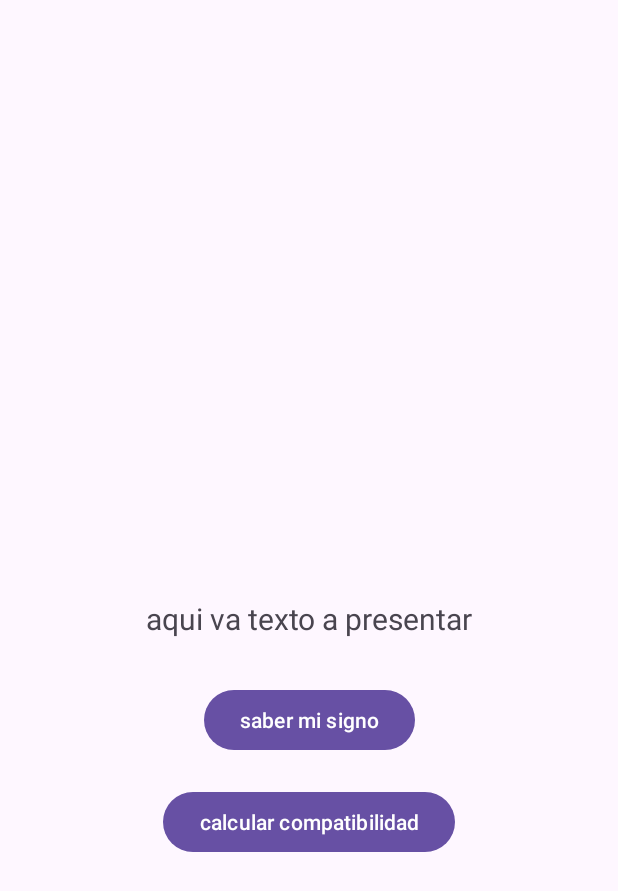
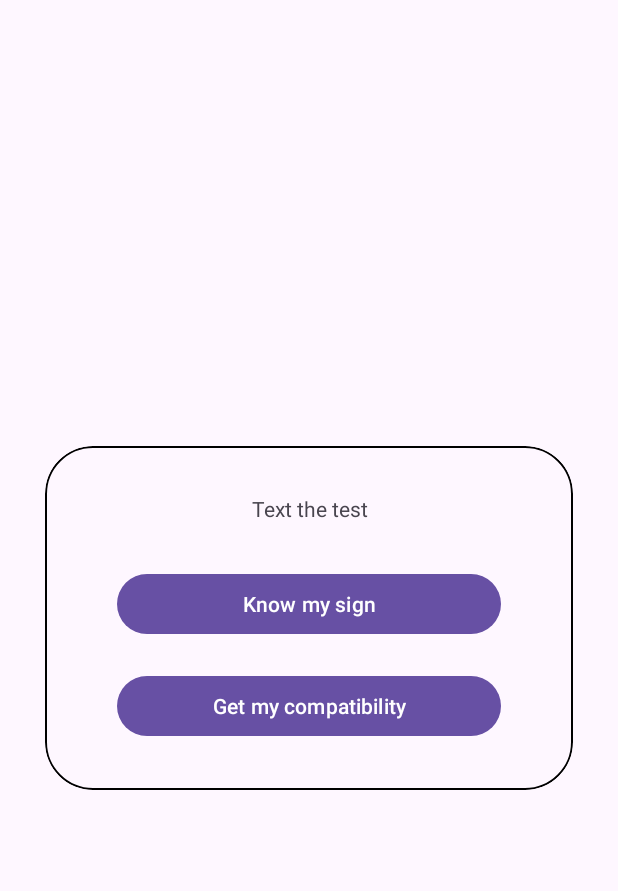
Before and after one commit to alvarocotes/zodiacal, an Android app: the layout activity_menu.xml on its own in the app's theme, with its tools: preview values and no code run, on a phone screen of 412 x 824 dp. Shown: the top 891 px of the screen. Run offline under Robolectric (Android 15) with nearby library versions, the phone set to English and light mode, and no system bars.

Commit message:
se implementa mejores objetos de vista

```diff
--- a/app/src/main/res/layout/activity_get_my_sign.xml
+++ b/app/src/main/res/layout/activity_get_my_sign.xml
@@ -24,8 +24,8 @@
 
         <androidx.constraintlayout.widget.ConstraintLayout
             android:layout_width="match_parent"
-            android:padding="32dp"
-            android:layout_height="match_parent">
+            android:layout_height="match_parent"
+            android:padding="32dp">
 
             <com.google.android.material.textview.MaterialTextView
                 android:id="@+id/txt_msg_input_your_birth"
@@ -51,10 +51,10 @@
 
                 <com.google.android.material.textfield.TextInputEditText
                     android:id="@+id/edt_day"
-                    android:inputType="number"
                     android:layout_width="match_parent"
                     android:layout_height="wrap_content"
-                    android:hint="@string/txt_hint_day" />
+                    android:hint="@string/txt_hint_day"
+                    android:inputType="number" />
 
             </com.google.android.material.textfield.TextInputLayout>
 
@@ -64,7 +64,6 @@
                 android:layout_width="0dp"
                 android:layout_height="wrap_content"
                 android:layout_marginEnd="16dp"
-                app:boxStrokeColor="@color/black"
                 app:layout_constraintBottom_toBottomOf="@+id/inp_lyt_day"
                 app:layout_constraintEnd_toStartOf="@+id/inp_lyt_year"
                 app:layout_constraintStart_toEndOf="@+id/inp_lyt_day"
@@ -72,10 +71,10 @@
 
                 <com.google.android.material.textfield.TextInputEditText
                     android:id="@+id/edt_month"
-                    android:inputType="number"
                     android:layout_width="match_parent"
                     android:layout_height="wrap_content"
-                    android:hint="@string/txt_hint_month" />
+                    android:hint="@string/txt_hint_month"
+                    android:inputType="number" />
 
             </com.google.android.material.textfield.TextInputLayout>
 
@@ -92,10 +91,10 @@
 
                 <com.google.android.material.textfield.TextInputEditText
                     android:id="@+id/edt_year"
-                    android:inputType="number"
                     android:layout_width="match_parent"
                     android:layout_height="wrap_content"
-                    android:hint="@string/txt_hint_year" />
+                    android:hint="@string/txt_hint_year"
+                    android:inputType="number" />
 
             </com.google.android.material.textfield.TextInputLayout>
 
--- a/app/src/main/res/layout/activity_menu.xml
+++ b/app/src/main/res/layout/activity_menu.xml
@@ -8,40 +8,65 @@
     tools:context=".view.menu.MenuActivity"
     >
 
-
-    <TextView
-        android:id="@+id/txt_greeting"
-        android:layout_width="wrap_content"
+    <com.google.android.material.card.MaterialCardView
+        android:layout_width="0dp"
         android:layout_height="wrap_content"
-        tools:text="aqui va texto a presentar"
-        android:textSize="20sp"
         app:layout_constraintBottom_toBottomOf="parent"
         app:layout_constraintEnd_toEndOf="parent"
         app:layout_constraintStart_toStartOf="parent"
-        app:layout_constraintTop_toTopOf="parent" />
+        android:layout_marginHorizontal="30dp"
+        app:layout_constraintTop_toTopOf="parent"
+        app:cardCornerRadius="32dp"
+        app:strokeColor="@color/black"
+        app:strokeWidth="1dp"
 
-    <Button
-        android:id="@+id/btn_Get_My_Sign"
-        android:layout_width="wrap_content"
-        android:layout_height="wrap_content"
-        android:text="saber mi signo"
-        android:layout_marginTop="30dp"
-        app:layout_constraintEnd_toEndOf="parent"
-        app:layout_constraintStart_toStartOf="parent"
-        app:layout_constraintTop_toBottomOf="@+id/txt_greeting"
-        />
-
-    <Button
-        android:id="@+id/btn_Compatibility"
-        android:layout_width="wrap_content"
-        android:layout_height="wrap_content"
-        android:text="calcular compatibilidad"
-        android:layout_marginTop="20dp"
-        app:layout_constraintEnd_toEndOf="parent"
-        app:layout_constraintStart_toStartOf="parent"
-        app:layout_constraintTop_toBottomOf="@+id/btn_Get_My_Sign" />
+        >
 
 
 
+        <androidx.constraintlayout.widget.ConstraintLayout
+            android:layout_width="match_parent"
+            android:layout_height="match_parent"
+            android:padding="32dp">
+
+            <com.google.android.material.textview.MaterialTextView
+                android:id="@+id/txt_greeting"
+                android:layout_width="0dp"
+                android:layout_height="wrap_content"
+                app:layout_constraintEnd_toEndOf="parent"
+                app:layout_constraintStart_toStartOf="parent"
+                tools:text="Text the test"
+                android:textAlignment="center"
+                app:layout_constraintTop_toTopOf="parent"/>
+
+
+
+        <com.google.android.material.button.MaterialButton
+            android:id="@+id/btn_Get_My_Sign"
+            android:layout_width="0dp"
+            android:layout_height="wrap_content"
+            android:layout_marginTop="30dp"
+            android:layout_marginHorizontal="16dp"
+            android:text="@string/txt_btn_know_my_sign"
+            app:layout_constraintEnd_toEndOf="@+id/txt_greeting"
+            app:layout_constraintStart_toStartOf="@+id/txt_greeting"
+            app:layout_constraintTop_toBottomOf="@+id/txt_greeting"/>
+
+
+            <com.google.android.material.button.MaterialButton
+                android:id="@+id/btn_Compatibility"
+                android:layout_width="0dp"
+                android:layout_height="wrap_content"
+                android:layout_marginTop="20dp"
+                android:text="@string/txt_btn_compatibility"
+                app:layout_constraintBottom_toBottomOf="parent"
+                app:layout_constraintEnd_toEndOf="@+id/btn_Get_My_Sign"
+                app:layout_constraintStart_toStartOf="@+id/btn_Get_My_Sign"
+                app:layout_constraintTop_toBottomOf="@+id/btn_Get_My_Sign" />
+
+        </androidx.constraintlayout.widget.ConstraintLayout>
+
+
+    </com.google.android.material.card.MaterialCardView>
 
 </androidx.constraintlayout.widget.ConstraintLayout>
--- a/app/src/main/res/values/strings.xml
+++ b/app/src/main/res/values/strings.xml
@@ -2,10 +2,12 @@
     <string name="app_name">Zodiacal_sign</string>
     <string name="txt_btn_get_stared"> Get Stared</string>
     <string name="txt_presentation"> Hello! What you are name?</string>
+    <string name="txt_btn_know_my_sign">Know my sign</string>
+    <string name="txt_btn_compatibility">Get my compatibility</string>
     <string name="txt_hint_input_name">Name</string>
     <string name="txt_btn_get_my_sign">Get My Sign</string>
     <string name="txt_hint_month">Month*</string>
     <string name="txt_hint_day">Day*</string>
     <string name="txt_hint_year">Year*</string>
-    <string name="txt_input_your_birth_day">Ingrese Su Fecha De Nacimiento</string>
+    <string name="txt_input_your_birth_day">Input your birthdate</string>
 </resources>
```
